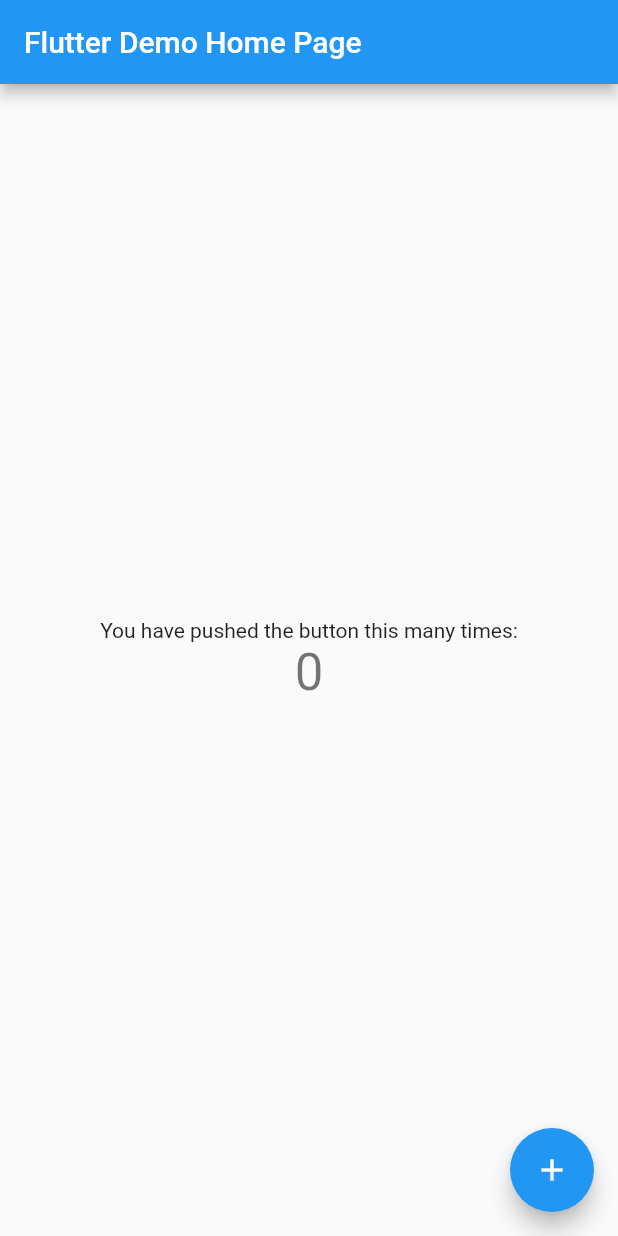
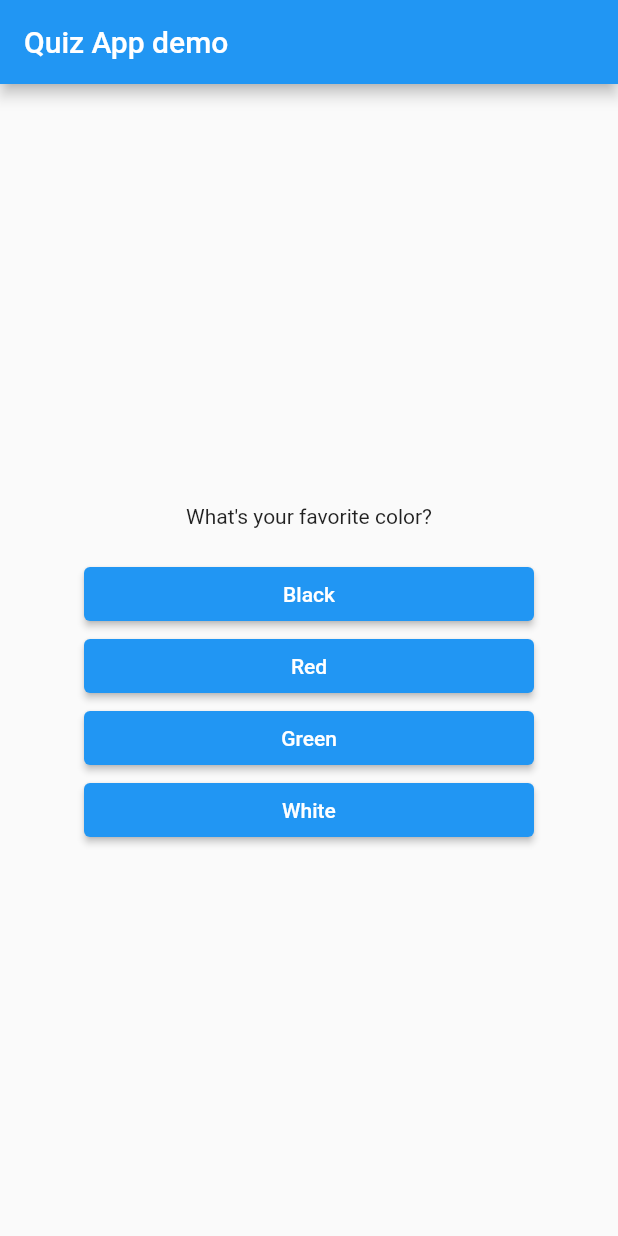
Before and after one commit to KaanBaglacer/quiz-app, a Flutter app: the screen it shows after launch, on a phone screen of 412 x 824 dp. Run offline on Flutter 3.47's test engine with Material 2 defaults, Android fonts, the phone set to English and light mode, and no system bars.

```diff
--- /dev/null
+++ b/lib/answer.dart
@@ -0,0 +1,25 @@
+import 'package:flutter/material.dart';
+
+class Answer extends StatelessWidget {
+  final VoidCallback answerFunction;
+  final Map<String, Object> answer;
+
+  const Answer({
+    Key? key,
+    required this.answer,
+    required this.answerFunction,
+  }) : super(key: key);
+
+  @override
+  Widget build(BuildContext context) {
+    return SizedBox(
+      width: 300,
+      child: ElevatedButton(
+        onPressed: answerFunction,
+        child: Text(
+          "${answer['text']}",
+        ),
+      ),
+    );
+  }
+}
--- a/lib/main.dart
+++ b/lib/main.dart
@@ -1,4 +1,8 @@
 import 'package:flutter/material.dart';
+import 'package:quiz_app/question.dart';
+import 'package:quiz_app/score.dart';
+
+import 'answer.dart';
 
 void main() {
   runApp(const MyApp());
@@ -13,33 +17,15 @@ class MyApp extends StatelessWidget {
     return MaterialApp(
       title: 'Flutter Demo',
       theme: ThemeData(
-        // This is the theme of your application.
-        //
-        // Try running your application with "flutter run". You'll see the
-        // application has a blue toolbar. Then, without quitting the app, try
-        // changing the primarySwatch below to Colors.green and then invoke
-        // "hot reload" (press "r" in the console where you ran "flutter run",
-        // or simply save your changes to "hot reload" in a Flutter IDE).
-        // Notice that the counter didn't reset back to zero; the application
-        // is not restarted.
         primarySwatch: Colors.blue,
       ),
-      home: const MyHomePage(title: 'Flutter Demo Home Page'),
+      home: const MyHomePage(title: 'Quiz App demo'),
     );
   }
 }
 
 class MyHomePage extends StatefulWidget {
   const MyHomePage({Key? key, required this.title}) : super(key: key);
-
-  // This widget is the home page of your application. It is stateful, meaning
-  // that it has a State object (defined below) that contains fields that affect
-  // how it looks.
-
-  // This class is the configuration for the state. It holds the values (in this
-  // case the title) provided by the parent (in this case the App widget) and
-  // used by the build method of the State. Fields in a Widget subclass are
-  // always marked "final".
 
   final String title;
 
@@ -48,68 +34,88 @@ class MyHomePage extends StatefulWidget {
 }
 
 class _MyHomePageState extends State<MyHomePage> {
-  int _counter = 0;
+  final List<Map<String, Object>> _questions = const [
+    {
+      'questionText': 'What\'s your favorite color?',
+      'answers': [
+        {'text': 'Black', 'score': 10},
+        {'text': 'Red', 'score': 5},
+        {'text': 'Green', 'score': 3},
+        {'text': 'White', 'score': 1},
+      ],
+    },
+    {
+      'questionText': 'What\'s your favorite animal?',
+      'answers': [
+        {'text': 'Rabbit', 'score': 3},
+        {'text': 'Snake', 'score': 11},
+        {'text': 'Elephant', 'score': 5},
+        {'text': 'Lion', 'score': 9},
+      ],
+    },
+    {
+      'questionText': 'Who\'s your favorite instructor?',
+      'answers': [
+        {'text': 'Max', 'score': 1},
+        {'text': 'Max', 'score': 1},
+        {'text': 'Max', 'score': 1},
+        {'text': 'Max', 'score': 1},
+      ],
+    },
+  ];
+  int _questionIndex = 0;
+  int _score = 0;
+  bool _scoreVisibility = false;
 
-  void _incrementCounter() {
+  @override
+  Widget build(BuildContext context) {
+    return Scaffold(
+      appBar: AppBar(
+        title: Text(widget.title),
+      ),
+      body: Center(
+        child:
+            !_scoreVisibility ? questionField : Score(score: _score, onPressed: setVisibilityFalse),
+      ),
+    );
+  }
+
+  Widget get questionField {
+    return Column(
+      mainAxisAlignment: MainAxisAlignment.center,
+      children: <Widget>[
+        Question(
+          question: "${_questions[_questionIndex % _questions.length]['questionText']}",
+        ),
+        ...answers,
+      ],
+    );
+  }
+
+  Iterable<Widget> get answers {
+    return (_questions[_questionIndex % _questions.length]['answers'] as List<Map<String, Object>>)
+        .map(
+      (Map<String, Object> answer) {
+        return Answer(
+          answer: answer,
+          answerFunction: () => answerFunction(answer),
+        );
+      },
+    );
+  }
+
+  answerFunction(Map<String, Object> answer) {
     setState(() {
-      // This call to setState tells the Flutter framework that something has
-      // changed in this State, which causes it to rerun the build method below
-      // so that the display can reflect the updated values. If we changed
-      // _counter without calling setState(), then the build method would not be
-      // called again, and so nothing would appear to happen.
-      _counter++;
+      _questionIndex = (_questionIndex + 1);
+      _score = _score + (answer['score']! as int);
+      bool visibilityStatus = _questionIndex != 0 && (_questionIndex % _questions.length == 0);
+      if (visibilityStatus) {
+        _scoreVisibility = true;
+      }
     });
   }
 
-  @override
-  Widget build(BuildContext context) {
-    // This method is rerun every time setState is called, for instance as done
-    // by the _incrementCounter method above.
-    //
-    // The Flutter framework has been optimized to make rerunning build methods
-    // fast, so that you can just rebuild anything that needs updating rather
-    // than having to individually change instances of widgets.
-    return Scaffold(
-      appBar: AppBar(
-        // Here we take the value from the MyHomePage object that was created by
-        // the App.build method, and use it to set our appbar title.
-        title: Text(widget.title),
-      ),
-      body: Center(
-        // Center is a layout widget. It takes a single child and positions it
-        // in the middle of the parent.
-        child: Column(
-          // Column is also a layout widget. It takes a list of children and
-          // arranges them vertically. By default, it sizes itself to fit its
-          // children horizontally, and tries to be as tall as its parent.
-          //
-          // Invoke "debug painting" (press "p" in the console, choose the
-          // "Toggle Debug Paint" action from the Flutter Inspector in Android
-          // Studio, or the "Toggle Debug Paint" command in Visual Studio Code)
-          // to see the wireframe for each widget.
-          //
-          // Column has various properties to control how it sizes itself and
-          // how it positions its children. Here we use mainAxisAlignment to
-          // center the children vertically; the main axis here is the vertical
-          // axis because Columns are vertical (the cross axis would be
-          // horizontal).
-          mainAxisAlignment: MainAxisAlignment.center,
-          children: <Widget>[
-            const Text(
-              'You have pushed the button this many times:',
-            ),
-            Text(
-              '$_counter',
-              style: Theme.of(context).textTheme.headline4,
-            ),
-          ],
-        ),
-      ),
-      floatingActionButton: FloatingActionButton(
-        onPressed: _incrementCounter,
-        tooltip: 'Increment',
-        child: const Icon(Icons.add),
-      ), // This trailing comma makes auto-formatting nicer for build methods.
-    );
+  setVisibilityFalse() {
+    setState(() => _scoreVisibility = false);
   }
 }
--- /dev/null
+++ b/lib/question.dart
@@ -0,0 +1,15 @@
+import 'package:flutter/material.dart';
+
+class Question extends StatelessWidget {
+  final String question;
+
+  const Question({Key? key, required this.question}) : super(key: key);
+
+  @override
+  Widget build(BuildContext context) {
+    return Padding(
+      padding: const EdgeInsets.all(20.0),
+      child: Text(question),
+    );
+  }
+}
--- /dev/null
+++ b/lib/score.dart
@@ -0,0 +1,21 @@
+import 'package:flutter/material.dart';
+
+class Score extends StatelessWidget {
+  final int score;
+  final VoidCallback onPressed;
+
+  const Score({Key? key, required this.score, required this.onPressed}) : super(key: key);
+
+  @override
+  Widget build(BuildContext context) {
+    return Padding(
+      padding: const EdgeInsets.all(8.0),
+      child: TextButton(
+        onPressed: onPressed,
+        child: Text(
+          "Score is $score",
+        ),
+      ),
+    );
+  }
+}
```
